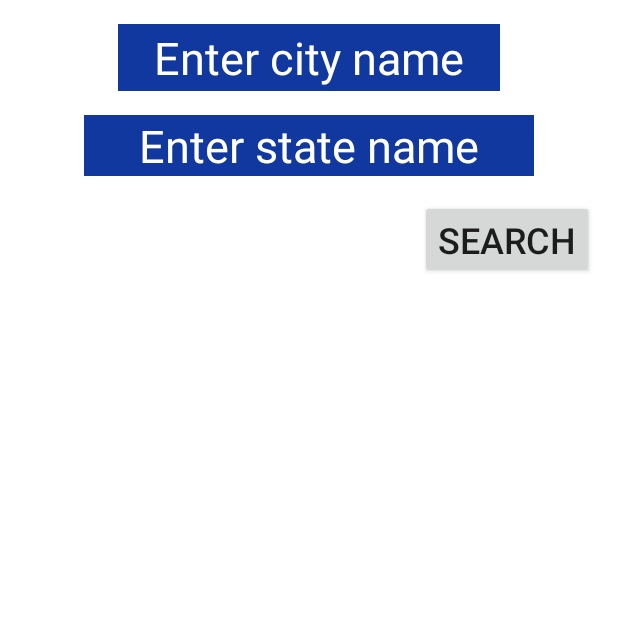
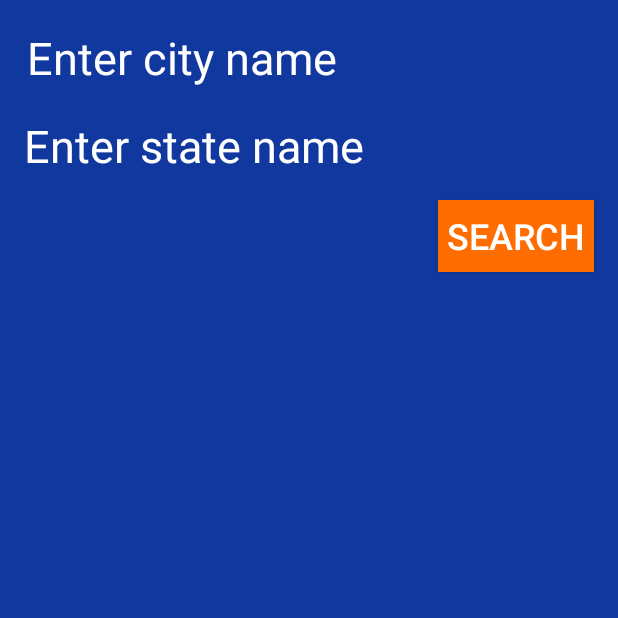
Before and after one commit to nahomzena14/CovidStatsCenter, an Android app: the fragment SearchFragment shown on its own in the app's theme, on a phone screen of 412 x 824 dp, the top half of it. Run offline under Robolectric (Android 15) with nearby library versions, the phone set to English and light mode, and no system bars.

Commit message:
UI improvements

```diff
--- a/app/src/main/java/com/example/covidstats/util/Constants.kt
+++ b/app/src/main/java/com/example/covidstats/util/Constants.kt
@@ -16,5 +16,6 @@ class Constants {
         var currentCity: String = ""
         lateinit var location:Location
         var ready = false
+        const val REQUEST_CODE = 777
     }
 }
--- a/app/src/main/res/layout/activity_splash_screen.xml
+++ b/app/src/main/res/layout/activity_splash_screen.xml
@@ -16,6 +16,7 @@
         />
 
     <TextView
+        android:id="@+id/splash_textview"
         app:layout_constraintEnd_toEndOf="parent"
         app:layout_constraintStart_toStartOf="parent"
         app:layout_constraintTop_toTopOf="parent"
--- a/app/src/main/res/layout/search_fragment_layout.xml
+++ b/app/src/main/res/layout/search_fragment_layout.xml
@@ -4,7 +4,7 @@
     xmlns:tools="http://schemas.android.com/tools"
     android:layout_width="match_parent"
     android:layout_height="match_parent"
-    android:background="@color/white">
+    android:background="@color/blue">
 
     <EditText
         android:id="@+id/city_edittext"
@@ -12,13 +12,12 @@
         android:layout_height="wrap_content"
         android:layout_margin="16dp"
         android:background="@color/blue"
-        android:hint="   Enter city name   "
+        android:hint="Enter city name"
         android:inputType="text"
         android:padding="2dp"
         android:textColor="@color/white"
         android:textColorHint="@color/white"
         android:textSize="30dp"
-        app:layout_constraintEnd_toEndOf="parent"
         app:layout_constraintStart_toStartOf="parent"
         app:layout_constraintTop_toTopOf="parent" />
 
@@ -28,12 +27,11 @@
         android:layout_height="wrap_content"
         android:layout_margin="16dp"
         android:background="@color/blue"
-        android:hint="     Enter state name     "
+        android:hint="Enter state name"
         android:inputType="text"
+        android:textColor="@color/white"
         android:textColorHint="@color/white"
         android:textSize="30dp"
-        android:textColor="@color/white"
-        app:layout_constraintEnd_toEndOf="parent"
         app:layout_constraintStart_toStartOf="parent"
         app:layout_constraintTop_toBottomOf="@id/city_edittext" />
 
@@ -45,7 +43,10 @@
         android:text="Search"
         android:textSize="24sp"
         app:layout_constraintEnd_toEndOf="parent"
-        app:layout_constraintTop_toBottomOf="@id/state_edittext" />
+        app:layout_constraintTop_toBottomOf="@id/state_edittext"
+        android:background="@color/orange"
+        android:padding="6dp"
+        android:textColor="@color/white"/>
 
     <androidx.constraintlayout.widget.Guideline
         android:id="@+id/guideline"
@@ -58,47 +59,47 @@
         android:id="@+id/city_name_textview"
         android:layout_width="wrap_content"
         android:layout_height="wrap_content"
-        android:textColor="@color/black"
-        android:textColorHint="@color/black"
+        android:layout_margin="16dp"
+        android:textColor="@color/white"
+        android:textColorHint="@color/white"
         android:textSize="30sp"
         app:layout_constraintEnd_toEndOf="parent"
         app:layout_constraintStart_toStartOf="parent"
         app:layout_constraintTop_toBottomOf="@id/guideline"
-        tools:hint="ATLANTA"
-        android:layout_margin="16dp"/>
+        tools:hint="ATLANTA" />
 
     <TextView
         android:id="@+id/date_textview"
         android:layout_width="wrap_content"
         android:layout_height="wrap_content"
+        android:layout_margin="16dp"
+        android:textColor="@color/white"
+        android:textSize="24sp"
         app:layout_constraintStart_toStartOf="parent"
         app:layout_constraintTop_toBottomOf="@id/city_name_textview"
-        tools:hint="DATE: 01/01/01"
-        android:textSize="24sp"
-        android:layout_margin="16dp"
-        android:textColor="@color/black"/>
+        tools:hint="DATE: 01/01/01" />
 
     <TextView
         android:id="@+id/active_cases_textview"
         android:layout_width="wrap_content"
         android:layout_height="wrap_content"
+        android:layout_margin="16dp"
+        android:textColor="@color/white"
+        android:textSize="24sp"
         app:layout_constraintStart_toStartOf="parent"
         app:layout_constraintTop_toBottomOf="@id/date_textview"
-        tools:hint="Active cases: 16000"
-        android:textSize="24sp"
-        android:layout_margin="16dp"
-        android:textColor="@color/black"/>
+        tools:hint="Active cases: 16000" />
 
     <TextView
         android:id="@+id/deaths_textview"
         android:layout_width="wrap_content"
         android:layout_height="wrap_content"
+        android:layout_margin="16dp"
+        android:textColor="@color/white"
+        android:textSize="24sp"
         app:layout_constraintStart_toStartOf="parent"
         app:layout_constraintTop_toBottomOf="@id/active_cases_textview"
-        tools:hint="Deaths: 16000"
-        android:textSize="24sp"
-        android:layout_margin="16dp"
-        android:textColor="@color/black"/>
+        tools:hint="Deaths: 16000" />
 
     <androidx.constraintlayout.widget.Guideline
         android:id="@+id/guideline2"
@@ -111,57 +112,57 @@
         android:id="@+id/state_name_textview"
         android:layout_width="wrap_content"
         android:layout_height="wrap_content"
-        android:textColor="@color/black"
-        android:textColorHint="@color/black"
+        android:layout_margin="5dp"
+        android:textColor="@color/white"
+        android:textColorHint="@color/white"
         android:textSize="30sp"
         app:layout_constraintEnd_toEndOf="parent"
         app:layout_constraintStart_toStartOf="parent"
         app:layout_constraintTop_toBottomOf="@id/guideline2"
-        tools:hint="GEORGIA"
-        android:layout_margin="5dp"/>
+        tools:hint="GEORGIA" />
 
     <TextView
         android:id="@+id/state_confirmed_textview"
         android:layout_width="wrap_content"
         android:layout_height="wrap_content"
+        android:layout_margin="16dp"
+        android:textColor="@color/white"
+        android:textSize="24sp"
         app:layout_constraintStart_toStartOf="parent"
         app:layout_constraintTop_toBottomOf="@id/state_name_textview"
-        tools:hint="Confirmed: 16000"
-        android:textSize="24sp"
-        android:layout_margin="16dp"
-        android:textColor="@color/black"/>
+        tools:hint="Confirmed: 16000" />
 
     <TextView
         android:id="@+id/state_deaths_textview"
         android:layout_width="wrap_content"
         android:layout_height="wrap_content"
+        android:layout_margin="16dp"
+        android:textColor="@color/white"
+        android:textSize="24sp"
         app:layout_constraintStart_toStartOf="parent"
         app:layout_constraintTop_toBottomOf="@id/state_confirmed_textview"
-        tools:hint="Deaths: 16000"
-        android:textSize="24sp"
-        android:layout_margin="16dp"
-        android:textColor="@color/black"/>
+        tools:hint="Deaths: 16000" />
 
     <TextView
         android:id="@+id/state_active_textview"
         android:layout_width="wrap_content"
         android:layout_height="wrap_content"
+        android:layout_margin="16dp"
+        android:textColor="@color/white"
+        android:textSize="24sp"
         app:layout_constraintStart_toStartOf="parent"
         app:layout_constraintTop_toBottomOf="@id/state_deaths_textview"
-        tools:hint="Active cases: 16000"
-        android:textSize="24sp"
-        android:layout_margin="16dp"
-        android:textColor="@color/black"/>
+        tools:hint="Active cases: 16000" />
 
     <TextView
         android:id="@+id/fatality_rate_textview"
         android:layout_width="wrap_content"
         android:layout_height="wrap_content"
+        android:layout_margin="16dp"
+        android:textColor="@color/white"
+        android:textSize="24sp"
         app:layout_constraintStart_toStartOf="parent"
         app:layout_constraintTop_toBottomOf="@id/state_active_textview"
-        tools:hint="Fatality rate: 16000"
-        android:textSize="24sp"
-        android:layout_margin="16dp"
-        android:textColor="@color/black"/>
+        tools:hint="Fatality rate: 16000" />
 
 </androidx.constraintlayout.widget.ConstraintLayout>
--- a/app/src/main/res/layout/vaccination_item_layout.xml
+++ b/app/src/main/res/layout/vaccination_item_layout.xml
@@ -44,8 +44,9 @@
             android:layout_margin="16dp"
             android:textSize="20sp"
             app:layout_constraintTop_toBottomOf="@id/vaccine_address_textview"
+            app:layout_constraintStart_toStartOf="parent"
             tools:text="Open now"
-            android:textColor="@color/white"/>
+            android:textColor="@color/white" />
     </androidx.constraintlayout.widget.ConstraintLayout>
 
 </androidx.cardview.widget.CardView>
--- a/app/src/main/res/menu/menu_items.xml
+++ b/app/src/main/res/menu/menu_items.xml
@@ -7,7 +7,7 @@
         android:icon="@drawable/ic_advice"/>
     <item
         android:id="@+id/current_location_menu"
-        android:title="Current Location"
+        android:title="Your Location"
         android:icon="@drawable/ic_current_location"/>
     <item
         android:id="@+id/search_menu"
--- a/app/src/main/res/values/colors.xml
+++ b/app/src/main/res/values/colors.xml
@@ -9,4 +9,7 @@
     <color name="white">#FFFFFFFF</color>
     <color name="blue">#10389F</color>
     <color name="red">#D50000</color>
+    <color name="grey">#605C5C</color>
+    <color name="orange">#FF6D00</color>
+
 </resources>
```
Also changed, not shown: app/src/main/java/com/example/covidstats/SplashScreen.kt (+14 -3 lines), app/src/main/java/com/example/covidstats/view/MainActivity.kt (+61 -0 lines), app/src/main/java/com/example/covidstats/view/fragment/CurrentLocationFragment.kt (+39 -18 lines), app/src/main/java/com/example/covidstats/view/fragment/SearchFragment.kt (+13 -7 lines), app/src/main/java/com/example/covidstats/viewmodel/CovidViewModel.kt (+9 -4 lines), app/src/main/res/anim/slide_anim.xml (added, +12 -0 lines), app/src/main/res/layout/activity_main.xml (+5 -9 lines), app/src/main/res/layout/activity_maps.xml (deleted, +0 -9 lines), app/src/main/res/layout/current_location_fragment_layout.xml (+36 -14 lines).
